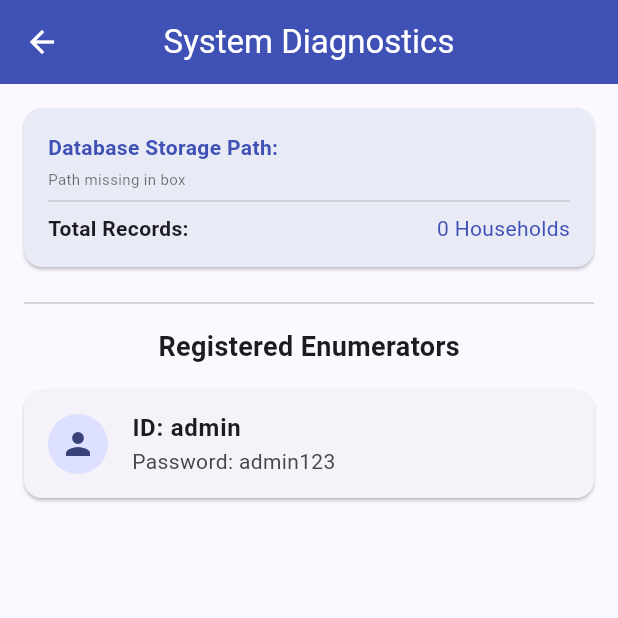
After one commit to parthrana-27/SurveySync, a Flutter app: the DashboardScreen screen opened directly, after a tap on the "manage accounts" icon, on a phone screen of 412 x 824 dp, the top half of it. The commit adds this screen. Run offline on Flutter 3.47's test engine with Material 3 defaults, Android fonts, the phone set to English and light mode, and no system bars; our stand-ins replace fl_chart, flutter_map, geolocator, hive, hive_flutter, latlong2 and 2 more; accounts and stored records are empty; generated files the repository leaves out were written again.

Commit message:
Minor updates for database

```diff
--- a/lib/screens/dashboard/dashboard_screen.dart
+++ b/lib/screens/dashboard/dashboard_screen.dart
@@ -3,6 +3,7 @@ import 'package:provider/provider.dart';
 import '../../providers/survey_provider.dart';
 import '../../widgets/summary_card.dart';
 import '../../widgets/household_card.dart';
+import '../../widgets/empty_state_widget.dart';
 import '../../services/export_service.dart';
 import '../../services/auth_service.dart';
 import '../auth/login_screen.dart';
@@ -10,6 +11,7 @@ import '../households/household_list_screen.dart';
 import '../households/add_household_screen.dart';
 import '../households/map_view_screen.dart';
 import '../analytics/analytics_screen.dart';
+import '../settings/user_management_screen.dart';
 
 class DashboardScreen extends StatelessWidget {
   const DashboardScreen({super.key});
@@ -20,6 +22,16 @@ class DashboardScreen extends StatelessWidget {
       appBar: AppBar(
         title: const Text('SurveySync Dashboard'),
         actions: [
+          IconButton(
+            icon: const Icon(Icons.manage_accounts),
+            tooltip: 'User Management',
+            onPressed: () {
+              Navigator.push(
+                context,
+                MaterialPageRoute(builder: (context) => const UserManagementScreen()),
+              );
+            },
+          ),
           IconButton(
             icon: const Icon(Icons.logout),
             onPressed: () async {
@@ -186,18 +198,21 @@ class DashboardScreen extends StatelessWidget {
                 ),
                 const SizedBox(height: 8),
                 if (provider.households.isEmpty)
-                  const Center(
-                    child: Padding(
-                      padding: EdgeInsets.all(24.0),
-                      child: Text('No recent surveys', style: TextStyle(color: Colors.grey)),
-                    ),
+                  const EmptyStateWidget(
+                    message: 'No surveys conducted yet',
+                    icon: Icons.history,
                   )
                 else
                   ...provider.households.take(3).map((h) => HouseholdCard(
                     household: h,
-                    onTap: () {},
+                    onTap: () {
+                      ScaffoldMessenger.of(context).showSnackBar(
+                        SnackBar(content: Text('Details for House ${h.houseNumber}')),
+                      );
+                    },
                     onDelete: () => provider.deleteHousehold(h.id),
                   )),
+                const SizedBox(height: 32),
               ],
             ),
           );
@@ -211,25 +226,72 @@ class DashboardScreen extends StatelessWidget {
       context: context,
       builder: (context) => AlertDialog(
         title: const Text('Export Data'),
-        content: const Text('Select export format:'),
+        content: const Column(
+          mainAxisSize: MainAxisSize.min,
+          crossAxisAlignment: CrossAxisAlignment.start,
+          children: [
+            Text('Share: Opens the system sharing menu.'),
+            SizedBox(height: 8),
+            Text('Download: Saves directly to your Downloads folder (Android).'),
+          ],
+        ),
         actions: [
-          TextButton(
-            onPressed: () {
-              final json = ExportService.toJson(provider.households);
-              debugPrint(json);
+          PopupMenuButton<String>(
+            child: const Padding(
+              padding: EdgeInsets.symmetric(horizontal: 12, vertical: 8),
+              child: Text('JSON', style: TextStyle(color: Colors.indigo, fontWeight: FontWeight.bold)),
+            ),
+            onSelected: (value) async {
               Navigator.pop(context);
-              ScaffoldMessenger.of(context).showSnackBar(const SnackBar(content: Text('JSON Exported to Console')));
+              if (value == 'share') {
+                await ExportService.shareJson(provider.households);
+              } else {
+                final path = await ExportService.downloadToStorage(provider.households, 'json');
+                if (context.mounted) {
+                  ScaffoldMessenger.of(context).showSnackBar(
+                    SnackBar(content: Text(path != null ? 'Downloaded to: \$path' : 'Download failed')),
+                  );
+                }
+              }
             },
-            child: const Text('JSON'),
+            itemBuilder: (context) => [
+              const PopupMenuItem(value: 'share', child: Text('Share JSON')),
+              const PopupMenuItem(value: 'download', child: Text('Download JSON')),
+            ],
+          ),
+          PopupMenuButton<String>(
+            child: const Padding(
+              padding: EdgeInsets.symmetric(horizontal: 12, vertical: 8),
+              child: Text('CSV', style: TextStyle(color: Colors.indigo, fontWeight: FontWeight.bold)),
+            ),
+            onSelected: (value) async {
+              Navigator.pop(context);
+              if (value == 'share') {
+                await ExportService.shareCsv(provider.households);
+              } else {
+                final path = await ExportService.downloadToStorage(provider.households, 'csv');
+                if (context.mounted) {
+                  ScaffoldMessenger.of(context).showSnackBar(
+                    SnackBar(content: Text(path != null ? 'Downloaded to: \$path' : 'Download failed')),
+                  );
+                }
+              }
+            },
+            itemBuilder: (context) => [
+              const PopupMenuItem(value: 'share', child: Text('Share CSV')),
+              const PopupMenuItem(value: 'download', child: Text('Download CSV')),
+            ],
           ),
           TextButton(
             onPressed: () {
-              final csv = ExportService.toCsv(provider.households);
-              debugPrint(csv);
+              final users = ExportService.exportUsers();
+              debugPrint('--- REGISTERED USERS ---');
+              debugPrint(users);
+              debugPrint('------------------------');
               Navigator.pop(context);
-              ScaffoldMessenger.of(context).showSnackBar(const SnackBar(content: Text('CSV Exported to Console')));
+              ScaffoldMessenger.of(context).showSnackBar(const SnackBar(content: Text('Users Exported to Console')));
             },
-            child: const Text('CSV'),
+            child: const Text('Debug Users'),
           ),
         ],
       ),
--- /dev/null
+++ b/lib/screens/settings/user_management_screen.dart
@@ -0,0 +1,94 @@
+import 'package:flutter/material.dart';
+import 'package:hive_flutter/hive_flutter.dart';
+import '../../services/database_service.dart';
+
+class UserManagementScreen extends StatelessWidget {
+  const UserManagementScreen({super.key});
+
+  @override
+  Widget build(BuildContext context) {
+    final dbService = DatabaseService();
+
+    return Scaffold(
+      appBar: AppBar(
+        title: const Text('System Diagnostics'),
+      ),
+      body: Column(
+        children: [
+          // Diagnostics Card
+          Card(
+            margin: const EdgeInsets.all(16),
+            color: Colors.indigo.shade50,
+            child: Padding(
+              padding: const EdgeInsets.all(16.0),
+              child: Column(
+                crossAxisAlignment: CrossAxisAlignment.start,
+                children: [
+                  const Text('Database Storage Path:', style: TextStyle(fontWeight: FontWeight.bold, color: Colors.indigo)),
+                  const SizedBox(height: 4),
+                  SelectableText(
+                    dbService.storagePath,
+                    style: const TextStyle(fontSize: 10, color: Colors.black54),
+                  ),
+                  const Divider(),
+                  Row(
+                    mainAxisAlignment: MainAxisAlignment.spaceBetween,
+                    children: [
+                      const Text('Total Records:', style: TextStyle(fontWeight: FontWeight.bold)),
+                      Text('${dbService.householdBox.length} Households', style: const TextStyle(color: Colors.indigo)),
+                    ],
+                  ),
+                ],
+              ),
+            ),
+          ),
+          const Padding(
+            padding: EdgeInsets.symmetric(horizontal: 16.0),
+            child: Divider(),
+          ),
+          const Padding(
+            padding: EdgeInsets.all(8.0),
+            child: Text('Registered Enumerators', style: TextStyle(fontSize: 18, fontWeight: FontWeight.bold)),
+          ),
+          Expanded(
+            child: ValueListenableBuilder(
+              valueListenable: dbService.usersBox.listenable(),
+              builder: (context, Box box, _) {
+                if (box.isEmpty) {
+                  return const Center(child: Text('No users registered.'));
+                }
+
+                final keys = box.keys.toList();
+
+                return ListView.builder(
+                  itemCount: keys.length,
+                  itemBuilder: (context, index) {
+                    final id = keys[index];
+                    final password = box.get(id);
+
+                    return Card(
+                      margin: const EdgeInsets.symmetric(horizontal: 16, vertical: 8),
+                      child: ListTile(
+                        leading: const CircleAvatar(
+                          child: Icon(Icons.person),
+                        ),
+                        title: Text('ID: $id', style: const TextStyle(fontWeight: FontWeight.bold)),
+                        subtitle: Text('Password: $password'),
+                        trailing: id == 'admin'
+                          ? null
+                          : IconButton(
+                              icon: const Icon(Icons.delete, color: Colors.red),
+                              onPressed: () => box.delete(id),
+                            ),
+                      ),
+                    );
+                  },
+                );
+              },
+            ),
+          ),
+        ],
+      ),
+    );
+  }
+}
--- a/lib/services/database_service.dart
+++ b/lib/services/database_service.dart
@@ -1,18 +1,32 @@
+import 'package:flutter/foundation.dart';
 import 'package:hive_flutter/hive_flutter.dart';
+import 'package:path_provider/path_provider.dart';
 import '../models/household.dart';
 import '../models/member.dart';
 
 class DatabaseService {
+  // Singleton Pattern
+  static final DatabaseService _instance = DatabaseService._internal();
+  factory DatabaseService() => _instance;
+  DatabaseService._internal();
+
   static const String householdBoxName = 'households';
   static const String authBoxName = 'auth';
   static const String usersBoxName = 'users';
 
   static Future<void> init() async {
-    await Hive.initFlutter();
+    if (kIsWeb) {
+      // On Web, Hive uses IndexedDB. initFlutter handles this automatically.
+      await Hive.initFlutter();
+    } else {
+      // On Mobile/Desktop, explicitly set the path to ensure persistence
+      final directory = await getApplicationDocumentsDirectory();
+      await Hive.initFlutter(directory.path);
+    }
 
     // Register Adapters
-    Hive.registerAdapter(HouseholdAdapter());
-    Hive.registerAdapter(MemberAdapter());
+    if (!Hive.isAdapterRegistered(0)) Hive.registerAdapter(HouseholdAdapter());
+    if (!Hive.isAdapterRegistered(1)) Hive.registerAdapter(MemberAdapter());
 
     // Open Boxes
     await Hive.openBox<Household>(householdBoxName);
@@ -26,6 +40,7 @@ class DatabaseService {
     }
   }
 
+  // Getters for boxes
   Box<Household> get householdBox => Hive.box<Household>(householdBoxName);
   Box get authBox => Hive.box(authBoxName);
   Box get usersBox => Hive.box(usersBoxName);
@@ -55,6 +70,7 @@ class DatabaseService {
   bool get isLoggedIn => authBox.get('isLoggedIn', defaultValue: false);
   String? get enumeratorId => authBox.get('enumeratorId');
 
+  // Household CRUD
   List<Household> getAllHouseholds() {
     return householdBox.values.toList();
   }
@@ -71,7 +87,13 @@ class DatabaseService {
     await householdBox.delete(id);
   }
 
-  Future<void> clearAll() async {
-    await householdBox.clear();
+  // Diagnostics
+  String get storagePath {
+    if (kIsWeb) return 'Web Browser (IndexedDB)';
+    try {
+      return Hive.box(authBoxName).path ?? 'Path missing in box';
+    } catch (e) {
+      return 'Error getting path: $e';
+    }
   }
 }
--- a/lib/services/export_service.dart
+++ b/lib/services/export_service.dart
@@ -1,8 +1,13 @@
 import 'dart:convert';
+import 'dart:io';
+import 'package:hive/hive.dart';
+import 'package:path_provider/path_provider.dart';
+import 'package:share_plus/share_plus.dart';
+import 'package:permission_handler/permission_handler.dart';
 import '../models/household.dart';
 
 class ExportService {
-  static String toJson(List<Household> households) {
+  static String _generateJson(List<Household> households) {
     List<Map<String, dynamic>> data = households.map((h) => {
       'id': h.id,
       'houseNumber': h.houseNumber,
@@ -26,7 +31,7 @@ class ExportService {
     return jsonEncode(data);
   }
 
-  static String toCsv(List<Household> households) {
+  static String _generateCsv(List<Household> households) {
     StringBuffer buffer = StringBuffer();
     buffer.writeln('ID,House Number,Address,Locality,Head Name,Phone,Latitude,Longitude,Member Count');
     for (var h in households) {
@@ -34,4 +39,57 @@ class ExportService {
     }
     return buffer.toString();
   }
+
+  // Method to share (opens system dialog)
+  static Future<void> shareJson(List<Household> households) async {
+    final json = _generateJson(households);
+    final directory = await getTemporaryDirectory();
+    final file = File('${directory.path}/surveys_export.json');
+    await file.writeAsString(json);
+    await Share.shareXFiles([XFile(file.path)], text: 'SurveySync JSON Data Export');
+  }
+
+  static Future<void> shareCsv(List<Household> households) async {
+    final csv = _generateCsv(households);
+    final directory = await getTemporaryDirectory();
+    final file = File('${directory.path}/surveys_export.csv');
+    await file.writeAsString(csv);
+    await Share.shareXFiles([XFile(file.path)], text: 'SurveySync CSV Data Export');
+  }
+
+  // Method to download (saves directly to Downloads folder on Android)
+  static Future<String?> downloadToStorage(List<Household> households, String format) async {
+    final data = format == 'json' ? _generateJson(households) : _generateCsv(households);
+    final fileName = 'SurveySync_Export_${DateTime.now().millisecondsSinceEpoch}.$format';
+
+    if (Platform.isAndroid) {
+      // Check storage permissions
+      if (await Permission.storage.request().isGranted || await Permission.manageExternalStorage.request().isGranted) {
+        final directory = Directory('/storage/emulated/0/Download');
+        if (!await directory.exists()) {
+          await directory.create(recursive: true);
+        }
+        final file = File('${directory.path}/$fileName');
+        await file.writeAsString(data);
+        return file.path;
+      }
+    } else if (Platform.isIOS) {
+      // On iOS, we use the share API as it's the standard way to "download" to Files
+      final directory = await getApplicationDocumentsDirectory();
+      final file = File('${directory.path}/$fileName');
+      await file.writeAsString(data);
+      await Share.shareXFiles([XFile(file.path)], text: 'SurveySync Export');
+      return file.path;
+    }
+    return null;
+  }
+
+  static String exportUsers() {
+    final usersBox = Hive.box('users');
+    Map<String, String> users = {};
+    for (var key in usersBox.keys) {
+      users[key.toString()] = usersBox.get(key).toString();
+    }
+    return const JsonEncoder.withIndent('  ').convert(users);
+  }
 }
--- a/pubspec.yaml
+++ b/pubspec.yaml
@@ -41,6 +41,9 @@ dependencies:
   uuid: ^4.5.1
   flutter_map: ^7.0.2
   latlong2: ^0.9.1
+  path_provider: ^2.1.5
+  share_plus: ^10.1.4
+  permission_handler: ^11.3.1
 
 dev_dependencies:
   flutter_test:
```
Also changed, not shown: lib/screens/households/add_household_screen.dart (+14 -7 lines), pubspec.lock, 6 other files.
